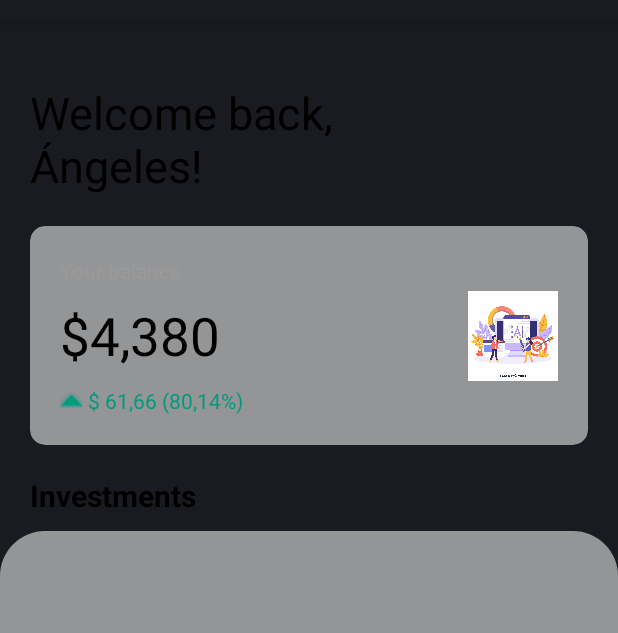
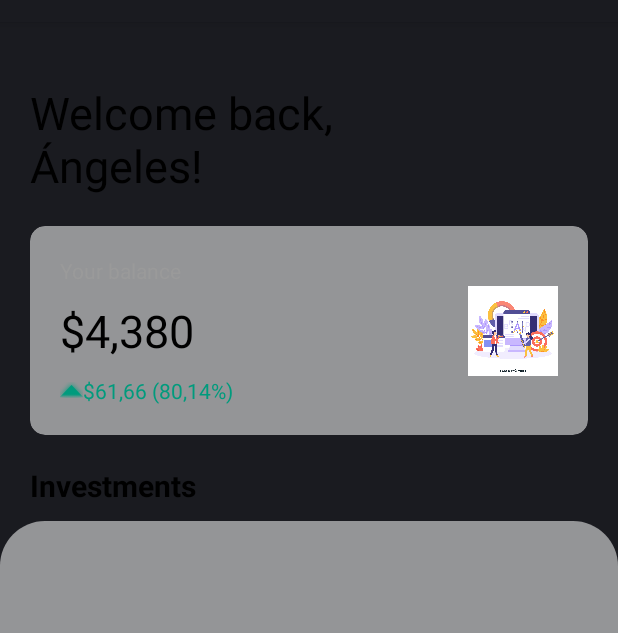
Before and after one commit to AVazPar/Dynamic-Themes, an Android app: the layout activity_main.xml on its own in the app's theme, with its tools: preview values and no code run, on a phone screen of 412 x 824 dp, the part 62-695 px from its top. Run offline under Robolectric (Android 15) with nearby library versions, the phone set to English and light mode, and no system bars.

Commit message:
Add some strings and styles

```diff
--- a/app/src/main/res/layout/activity_main.xml
+++ b/app/src/main/res/layout/activity_main.xml
@@ -14,10 +14,8 @@
         android:layout_marginLeft="20dp"
         android:layout_marginTop="40dp"
         android:layout_marginRight="80dp"
-        android:lines="2"
-        android:text="Welcome back, Ángeles!"
-        android:textColor="@color/black"
-        android:textSize="30dp"
+        android:text="@string/home_header_title"
+        style="@style/Heading1"
         app:layout_constraintLeft_toLeftOf="parent"
         app:layout_constraintTop_toTopOf="parent" />
 
@@ -46,8 +44,8 @@
                 android:layout_marginLeft="20dp"
                 android:layout_marginTop="20dp"
                 android:layout_marginRight="20dp"
-                android:text="Your balance"
-                android:textColor="@color/gray"
+                android:text="@string/home_card_description"
+                style="@style/ItemDescription"
                 app:layout_constraintLeft_toLeftOf="parent"
                 app:layout_constraintRight_toRightOf="parent"
                 app:layout_constraintTop_toTopOf="parent" />
@@ -59,9 +57,8 @@
                 android:layout_marginLeft="20dp"
                 android:layout_marginTop="10dp"
                 android:layout_marginRight="20dp"
-                android:text="$4,380"
-                android:textColor="@color/black"
-                android:textSize="35dp"
+                android:text="@string/home_card_title"
+                style="@style/ItemCardTitle"
                 app:layout_constraintLeft_toLeftOf="parent"
                 app:layout_constraintRight_toRightOf="parent"
                 app:layout_constraintTop_toBottomOf="@id/card_title" />
@@ -76,8 +73,8 @@
                 android:layout_marginBottom="20dp"
                 android:drawableTint="@color/green"
                 android:drawableLeft="@android:drawable/arrow_up_float"
-                android:text=" $ 61,66 (80,14%)"
-                android:textColor="@color/green"
+                android:text="@string/home_card_detail"
+                style="@style/ItemAmountPositive"
                 app:layout_constraintLeft_toLeftOf="parent"
                 app:layout_constraintRight_toRightOf="parent"
                 app:layout_constraintTop_toBottomOf="@id/card_amount"
@@ -102,10 +99,8 @@
         android:layout_marginLeft="20dp"
         android:layout_marginRight="20dp"
         android:layout_marginTop="20dp"
-        android:text="Investments"
-        android:textSize="20dp"
-        android:textStyle="bold"
-        android:textColor="@color/black"
+        android:text="@string/home_header_section"
+        style="@style/Heading2"
         app:layout_constraintLeft_toLeftOf="parent"
         app:layout_constraintRight_toRightOf="parent"
         app:layout_constraintTop_toBottomOf="@id/card" />
--- a/app/src/main/res/layout/item_investment.xml
+++ b/app/src/main/res/layout/item_investment.xml
@@ -34,8 +34,7 @@
             android:layout_marginLeft="10dp"
             android:layout_marginTop="10dp"
             android:text="Apple"
-            android:textStyle="bold"
-            android:textColor="@color/black"
+            style="@style/ItemTitle"
             app:layout_constraintLeft_toRightOf="@id/image"
             app:layout_constraintBottom_toTopOf="@id/item_description"
             app:layout_constraintTop_toTopOf="parent"/>
@@ -47,7 +46,7 @@
             android:layout_marginLeft="10dp"
             android:layout_marginBottom="10dp"
             android:text="APPL"
-            android:textColor="@color/gray"
+            style="@style/ItemDescription"
             app:layout_constraintLeft_toRightOf="@id/image"
             app:layout_constraintBottom_toBottomOf="parent"
             app:layout_constraintTop_toBottomOf="@id/item_title" />
@@ -60,8 +59,7 @@
             android:layout_marginBottom="10dp"
             android:layout_marginRight="10dp"
             android:text="$134.36"
-            android:textStyle="bold"
-            android:textColor="@color/black"
+            style="@style/ItemTitle"
             app:layout_constraintRight_toRightOf="parent"
             app:layout_constraintTop_toTopOf="@id/item_title"
             app:layout_constraintBottom_toTopOf="@id/item_detail"/>
@@ -76,7 +74,7 @@
             android:drawableTint="@color/green"
             android:drawableLeft="@android:drawable/arrow_up_float"
             android:text=" $ 61,66 (80,14%)"
-            android:textColor="@color/green"
+            style="@style/ItemAmountPositive"
             app:layout_constraintRight_toRightOf="parent"
             app:layout_constraintTop_toBottomOf="@id/item_title"
             app:layout_constraintBottom_toBottomOf="parent"/>
--- a/app/src/main/res/values/strings.xml
+++ b/app/src/main/res/values/strings.xml
@@ -1,4 +1,10 @@
 <resources>
     <string name="app_name">Dynamic Themes</string>
     <string name="change_theme">Cambiar tema</string>
+
+    <string name="home_header_title">Welcome back, Ángeles!</string>
+    <string name="home_card_description">Your balance</string>
+    <string name="home_card_title">$4,380</string>
+    <string name="home_card_detail">$61,66 (80,14%)</string>
+    <string name="home_header_section">Investments</string>
 </resources>
--- a/app/src/main/res/values/styles.xml
+++ b/app/src/main/res/values/styles.xml
@@ -1,11 +1,34 @@
 <?xml version="1.0" encoding="utf-8"?>
 <resources>
-    <style name="MyCustomButton" parent="Widget.MaterialComponents.Button">
-        <item name="android:background">@drawable/background_stroke</item>
-        <item name="android:paddingTop">3dp</item>
-        <item name="android:paddingBottom">3dp</item>
-        <item name="textAllCaps">false</item>
+    <style name="Heading1" parent="Widget.AppCompat.TextView">
+        <item name="android:lines">2</item>
+        <item name="android:textColor">@color/black</item>
+        <item name="android:textSize">30dp</item>
+    </style>
+
+    <style name="Heading2" parent="Widget.AppCompat.TextView">
+        <item name="android:textColor">@color/black</item>
+        <item name="android:textSize">20dp</item>
         <item name="android:textStyle">bold</item>
-        <item name="android:textColor">?colorOnPrimary</item>
     </style>
+
+    <style name="ItemCardTitle" parent="Widget.AppCompat.TextView">
+        <item name="android:textColor">@color/black</item>
+        <item name="android:textSize">30dp</item>
+    </style>
+
+    <style name="ItemTitle" parent="Widget.AppCompat.TextView">
+        <item name="android:textColor">@color/black</item>
+        <item name="android:textStyle">bold</item>
+    </style>
+
+    <style name="ItemDescription" parent="Widget.AppCompat.TextView">
+        <item name="android:textColor">@color/gray</item>
+    </style>
+
+    <style name="ItemAmountPositive" parent="Widget.AppCompat.TextView">
+        <item name="android:textColor">@color/green</item>
+    </style>
+
+
 </resources>
```
